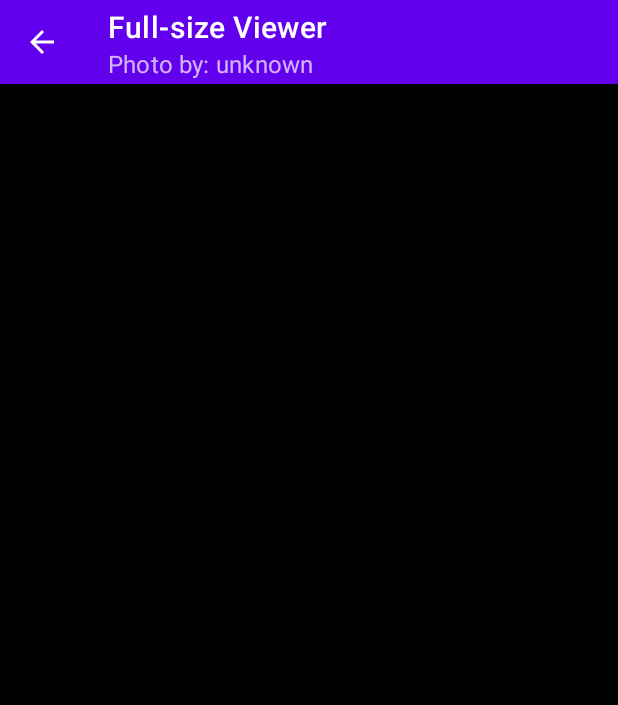
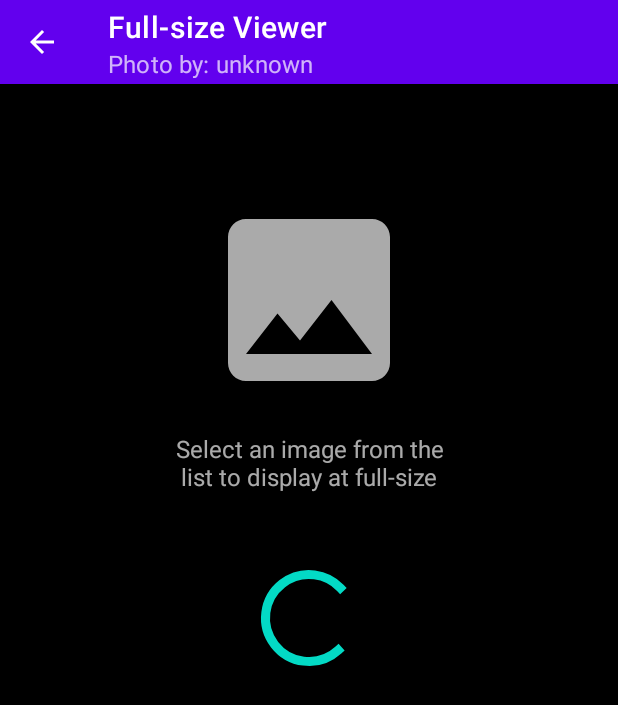
Before and after one commit to mikejonesguy/PexelsDemo, an Android app: the PhotoDetailActivity screen opened directly, with no data from a screen before it, on a phone screen of 412 x 824 dp. Shown: the top 705 px of the screen. Run offline under Robolectric (Android 15) with nearby library versions, the phone set to English and light mode, and no system bars; libraries missing offline, so code that uses them is left out: com.github.piasy.biv; plain views replace BigImageView; network calls fail; 3 statements that could not run were skipped.

```diff
--- a/app/src/main/java/com/mike/pexelsdemo/PexelsDemoApp.kt
+++ b/app/src/main/java/com/mike/pexelsdemo/PexelsDemoApp.kt
@@ -11,7 +11,7 @@ class PexelsDemoApp : Application() {
     override fun onCreate() {
         super.onCreate()
 
-        // Initialize the BigImageView library. This also initializes Fresco
+        // Initialize the BigImageViewer library. This also initializes Fresco
         // see: https://github.com/Piasy/BigImageViewer#initialize
         BigImageViewer.initialize(FrescoImageLoader.with(this))
     }
--- /dev/null
+++ b/app/src/main/java/com/mike/pexelsdemo/helper/ViewHelper.kt
@@ -0,0 +1,9 @@
+package com.mike.pexelsdemo.helper
+
+import android.view.View
+
+object ViewHelper {
+    fun View.setVisible(visible: Boolean) {
+        visibility = if (visible) View.VISIBLE else View.GONE
+    }
+}
--- a/app/src/main/java/com/mike/pexelsdemo/ui/photodetail/PhotoDetailActivity.kt
+++ b/app/src/main/java/com/mike/pexelsdemo/ui/photodetail/PhotoDetailActivity.kt
@@ -4,9 +4,8 @@ import android.content.Intent
 import android.os.Bundle
 import android.view.MenuItem
 import androidx.appcompat.app.AppCompatActivity
-import androidx.appcompat.widget.Toolbar
 import com.mike.pexelsdemo.R
-import com.mike.pexelsdemo.helper.GsonHelper
+import com.mike.pexelsdemo.databinding.ActivityPhotoDetailBinding
 import com.mike.pexelsdemo.model.Photo
 import com.mike.pexelsdemo.ui.photoslist.PhotosListActivity
 
@@ -15,18 +14,23 @@ import com.mike.pexelsdemo.ui.photoslist.PhotosListActivity
  */
 class PhotoDetailActivity : AppCompatActivity() {
 
-    private val item: Photo? by lazy {
-        GsonHelper.tryParseJson(intent.getStringExtra(PhotoDetailFragment.ARG_PHOTO), Photo::class.java)
-    }
+    private lateinit var binding: ActivityPhotoDetailBinding
+
+    private val photoJson: String? by lazy { intent.getStringExtra(PhotoDetailFragment.ARG_PHOTO) }
+    private val photo: Photo? by lazy { Photo.fromJson(photoJson) }
 
     override fun onCreate(savedInstanceState: Bundle?) {
         super.onCreate(savedInstanceState)
-        setContentView(R.layout.activity_photo_detail)
+        binding = ActivityPhotoDetailBinding.inflate(layoutInflater)
+        setContentView(binding.root)
 
-        val toolbar: Toolbar = findViewById(R.id.detail_toolbar)
-        setSupportActionBar(toolbar)
+        // configure the toolbar
+        setSupportActionBar(binding.detailToolbar)
         supportActionBar?.setDisplayHomeAsUpEnabled(true)
-        toolbar.subtitle = getString(R.string.photo_by, item?.photographer ?: "unknown")
+
+        // show the photographer in the toolbar subtitle
+        val photog = photo?.photographer ?: getString(R.string.unknown)
+        binding.detailToolbar.subtitle = getString(R.string.photo_by, photog)
 
         // savedInstanceState is non-null on fragment re-creation (from orientation change, etc)
         // we only want to add the fragment on the first run, not on config changes
@@ -35,10 +39,7 @@ class PhotoDetailActivity : AppCompatActivity() {
             val fragment = PhotoDetailFragment().apply {
                 // copy the string extra from the intent to the fragment bundle
                 arguments = Bundle().apply {
-                    putString(
-                        PhotoDetailFragment.ARG_PHOTO,
-                        intent.getStringExtra(PhotoDetailFragment.ARG_PHOTO)
-                    )
+                    putString(PhotoDetailFragment.ARG_PHOTO, photoJson)
                 }
             }
 
--- a/app/src/main/java/com/mike/pexelsdemo/ui/photodetail/PhotoDetailFragment.kt
+++ b/app/src/main/java/com/mike/pexelsdemo/ui/photodetail/PhotoDetailFragment.kt
@@ -6,14 +6,15 @@ import android.util.Log
 import android.view.LayoutInflater
 import android.view.View
 import android.view.ViewGroup
-import android.widget.ProgressBar
 import androidx.fragment.app.Fragment
 import com.github.piasy.biv.loader.ImageLoader
 import com.github.piasy.biv.view.BigImageView
 import com.github.piasy.biv.view.FrescoImageViewFactory
 import com.github.piasy.biv.view.ImageShownCallback
 import com.mike.pexelsdemo.R
+import com.mike.pexelsdemo.databinding.FragmentPhotoDetailBinding
 import com.mike.pexelsdemo.helper.SnackbarHelper
+import com.mike.pexelsdemo.helper.ViewHelper.setVisible
 import com.mike.pexelsdemo.model.Photo
 import java.io.File
 
@@ -23,32 +24,32 @@ import java.io.File
 class PhotoDetailFragment : Fragment() {
 
     private val item: Photo? by lazy { Photo.fromJson(arguments?.getString(ARG_PHOTO)) }
-    private lateinit var imageView: BigImageView
-    private lateinit var progressBar: ProgressBar
+    private var binding: FragmentPhotoDetailBinding? = null
 
     override fun onCreateView(
         inflater: LayoutInflater,
         container: ViewGroup?,
         savedInstanceState: Bundle?
     ): View? {
-        return inflater.inflate(R.layout.fragment_photo_detail, container, false)
+        binding = FragmentPhotoDetailBinding.inflate(inflater)
+        return binding?.root
     }
 
     override fun onViewCreated(view: View, savedInstanceState: Bundle?) {
         super.onViewCreated(view, savedInstanceState)
-
-        // setup our view components
-        progressBar = view.findViewById(R.id.photo_detail_progress)
-        imageView = view.findViewById(R.id.photo_detail_image)
-        setupImageView(view)
-
-        // TODO - handle no photo (split pane before selection)
-
-        // load the image
+        setupImageView()
         showImage()
     }
 
-    private fun setupImageView(rootView: View) {
+    override fun onDestroy() {
+        binding?.photoDetailImage?.cancel()
+        binding = null
+        super.onDestroy()
+    }
+
+    private fun setupImageView() {
+        val imageView = binding?.photoDetailImage ?: return
+
         // for accessibility
         imageView.contentDescription = getString(R.string.content_description_image_full)
 
@@ -66,12 +67,14 @@ class PhotoDetailFragment : Fragment() {
 
             override fun onFail(error: Exception?) {
                 Log.w(TAG, "onFail", error)
+                if (isDetached) return
+                val root = binding?.root ?: return
 
                 // hide the progress bar
-                progressBar.visibility = View.GONE
+                binding?.photoDetailProgress?.hide()
 
                 // inform the user there was a problem
-                val parent = rootView.findViewById<ViewGroup>(R.id.photo_detail_layout)
+                val parent = root.findViewById<ViewGroup>(R.id.photo_detail_layout)
                 SnackbarHelper.showErrorSnackbar(
                     R.string.hi_res_photo_error,
                     parent
@@ -87,20 +90,26 @@ class PhotoDetailFragment : Fragment() {
 
             override fun onMainImageShown() {
                 // hide the progress bar now that we're displaying the main image
-                progressBar.visibility = View.GONE
+                binding?.photoDetailProgress?.hide()
                 Log.d(TAG, "main image shown")
             }
         })
     }
 
     fun showImage() {
-        val mainImageUrl = item?.src?.getBestFullUrl()
-        val thumbnailUrl = item?.src?.getBestThumbUrl()
+        val imageView = binding?.photoDetailImage ?: return
+        val item = item ?: return handleEmpty()
+        binding?.emptyView?.setVisible(false)
+
+        val mainImageUrl = item.src?.getBestFullUrl()
+        val thumbnailUrl = item.src?.getBestThumbUrl()
 
         // it's unlikely that either of these urls will be null or empty
         if (!mainImageUrl.isNullOrEmpty()) {
+            Log.d(TAG, "full-size image: ${item.width} x ${item.height}")
+
             // show the progress bar while we load
-            progressBar.visibility = View.VISIBLE
+            binding?.photoDetailProgress?.show()
 
             if (!thumbnailUrl.isNullOrEmpty()) {
                 // show the thumbnail first, since we should have it in cache
@@ -115,6 +124,10 @@ class PhotoDetailFragment : Fragment() {
         }
     }
 
+    private fun handleEmpty() {
+        binding?.emptyView?.setVisible(true)
+    }
+
     companion object {
         private val TAG = PhotoDetailFragment::class.simpleName
         const val ARG_PHOTO = "photo"
--- /dev/null
+++ b/app/src/main/res/drawable/ic_image_144.xml
@@ -0,0 +1,5 @@
+<vector android:height="144dp" android:tint="#FFFFFF"
+    android:viewportHeight="24" android:viewportWidth="24"
+    android:width="144dp" xmlns:android="http://schemas.android.com/apk/res/android">
+    <path android:fillColor="@android:color/white" android:pathData="M21,19V5c0,-1.1 -0.9,-2 -2,-2H5c-1.1,0 -2,0.9 -2,2v14c0,1.1 0.9,2 2,2h14c1.1,0 2,-0.9 2,-2zM8.5,13.5l2.5,3.01L14.5,12l4.5,6H5l3.5,-4.5z"/>
+</vector>
--- /dev/null
+++ b/app/src/main/res/drawable/ic_search_144.xml
@@ -0,0 +1,5 @@
+<vector android:height="144dp" android:tint="#FFFFFF"
+    android:viewportHeight="24" android:viewportWidth="24"
+    android:width="144dp" xmlns:android="http://schemas.android.com/apk/res/android">
+    <path android:fillColor="@android:color/white" android:pathData="M15.5,14h-0.79l-0.28,-0.27C15.41,12.59 16,11.11 16,9.5 16,5.91 13.09,3 9.5,3S3,5.91 3,9.5 5.91,16 9.5,16c1.61,0 3.09,-0.59 4.23,-1.57l0.27,0.28v0.79l5,4.99L20.49,19l-4.99,-5zM9.5,14C7.01,14 5,11.99 5,9.5S7.01,5 9.5,5 14,7.01 14,9.5 11.99,14 9.5,14z"/>
+</vector>
--- a/app/src/main/res/layout/fragment_photo_detail.xml
+++ b/app/src/main/res/layout/fragment_photo_detail.xml
@@ -15,15 +15,43 @@
         app:optimizeDisplay="true"
         app:thumbnailScaleType="fitCenter" />
 
+    <RelativeLayout
+        android:id="@+id/empty_view"
+        android:layout_width="wrap_content"
+        android:layout_height="wrap_content"
+        android:layout_centerHorizontal="true"
+        android:paddingTop="128dp"
+        android:visibility="gone"
+        tools:visibility="visible">
+
+        <ImageView
+            android:id="@+id/empty_image"
+            android:layout_width="wrap_content"
+            android:layout_height="wrap_content"
+            android:layout_centerHorizontal="true"
+            android:src="@drawable/ic_image_144"
+            app:tint="#aaffffff"
+            tools:ignore="ContentDescription" />
+
+        <TextView
+            android:id="@+id/empty_message"
+            android:layout_width="match_parent"
+            android:layout_height="wrap_content"
+            android:layout_below="@id/empty_image"
+            android:layout_margin="16dp"
+            android:text="@string/empty_detail"
+            android:textAlignment="center"
+            android:textSize="16sp"
+            android:textColor="#aaffffff"/>
+
+    </RelativeLayout>
+
     <androidx.core.widget.ContentLoadingProgressBar
         android:id="@+id/photo_detail_progress"
         style="?android:attr/progressBarStyleLarge"
         android:layout_width="wrap_content"
         android:layout_height="wrap_content"
         android:layout_centerInParent="true"
-        android:indeterminateBehavior="cycle"
-        android:indeterminateOnly="true"
-        android:visibility="gone"
-        tools:visibility="visible" />
+        android:indeterminateOnly="true" />
 
 </RelativeLayout>
--- a/app/src/main/res/layout/include_horizontal_progress.xml
+++ b/app/src/main/res/layout/include_horizontal_progress.xml
@@ -5,16 +5,14 @@
     android:id="@+id/loading"
     android:layout_width="match_parent"
     android:layout_height="4dp"
-    android:visibility="gone"
-    tools:ignore="UselessParent"
-    tools:visibility="visible">
+    tools:ignore="UselessParent">
 
     <FrameLayout
         android:layout_width="match_parent"
         android:layout_height="48dp"
         android:layout_gravity="center_vertical">
 
-        <ProgressBar
+        <androidx.core.widget.ContentLoadingProgressBar
             android:id="@+id/horizontal_progress_bar"
             style="?android:attr/progressBarStyleHorizontal"
             android:layout_width="match_parent"
--- a/app/src/main/res/values/strings.xml
+++ b/app/src/main/res/values/strings.xml
@@ -11,4 +11,7 @@
     <string name="retry">Retry</string>
     <string name="fetch_photos_error">Unable to retrieve photos</string>
     <string name="hi_res_photo_error">Unable to display full-size photo</string>
+    <string name="empty_detail">Select an image from the\nlist to display at full-size</string>
+    <string name="empty_results">No results found. Try\na different search.</string>
+    <string name="unknown">unknown</string>
 </resources>
```
Also changed, not shown: app/build.gradle (+10 -7 lines), app/src/main/java/com/mike/pexelsdemo/ui/photoslist/PhotosListActivity.kt (+85 -41 lines), app/src/main/java/com/mike/pexelsdemo/ui/photoslist/PhotosListAdapter.kt (+17 -7 lines), app/src/main/java/com/mike/pexelsdemo/ui/photoslist/PhotosListViewModel.kt (+20 -15 lines), app/src/main/res/layout-w900dp-land/include_photos_container.xml (renamed from app/src/main/res/layout-w900dp-land/include_photos_list.xml, +4 -9 lines), app/src/main/res/layout/activity_photos_list.xml (+4 -3 lines), app/src/main/res/layout/include_photos_container.xml (added, +7 -0 lines), app/src/main/res/layout/include_photos_list.xml (+41 -6 lines), build.gradle (+14 -2 lines).
